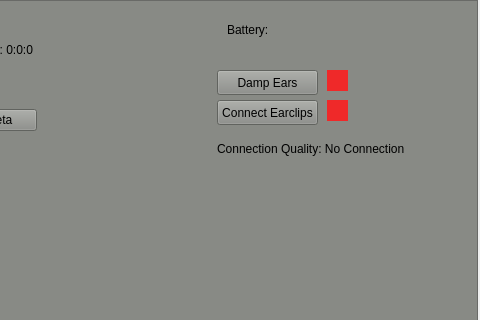
This is src/mainwindow.ui in tjpieroni/COMP3004_Project_W22 as Qt 5 draws it before an edit; both pictures show x 353 to 833 and y 0 to 320 of the 833 by 589 pixel window. The edited form follows.
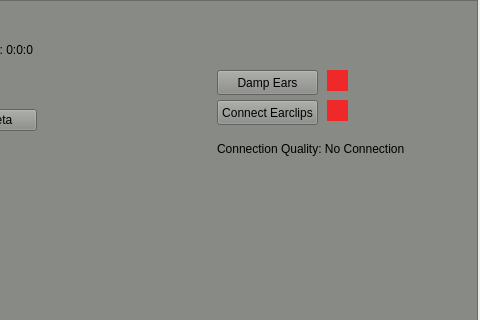
This is the edited form. Icons and pictures are not drawn.

Diff of the .ui file:
```diff
--- a/src/mainwindow.ui
+++ b/src/mainwindow.ui
@@ -431,19 +431,6 @@
       </item>
      </layout>
     </widget>
-    <widget class="QLabel" name="label">
-     <property name="geometry">
-      <rect>
-       <x>580</x>
-       <y>20</y>
-       <width>51</width>
-       <height>20</height>
-      </rect>
-     </property>
-     <property name="text">
-      <string>Battery: </string>
-     </property>
-    </widget>
     <widget class="QPushButton" name="saveBtn">
      <property name="geometry">
       <rect>
```
